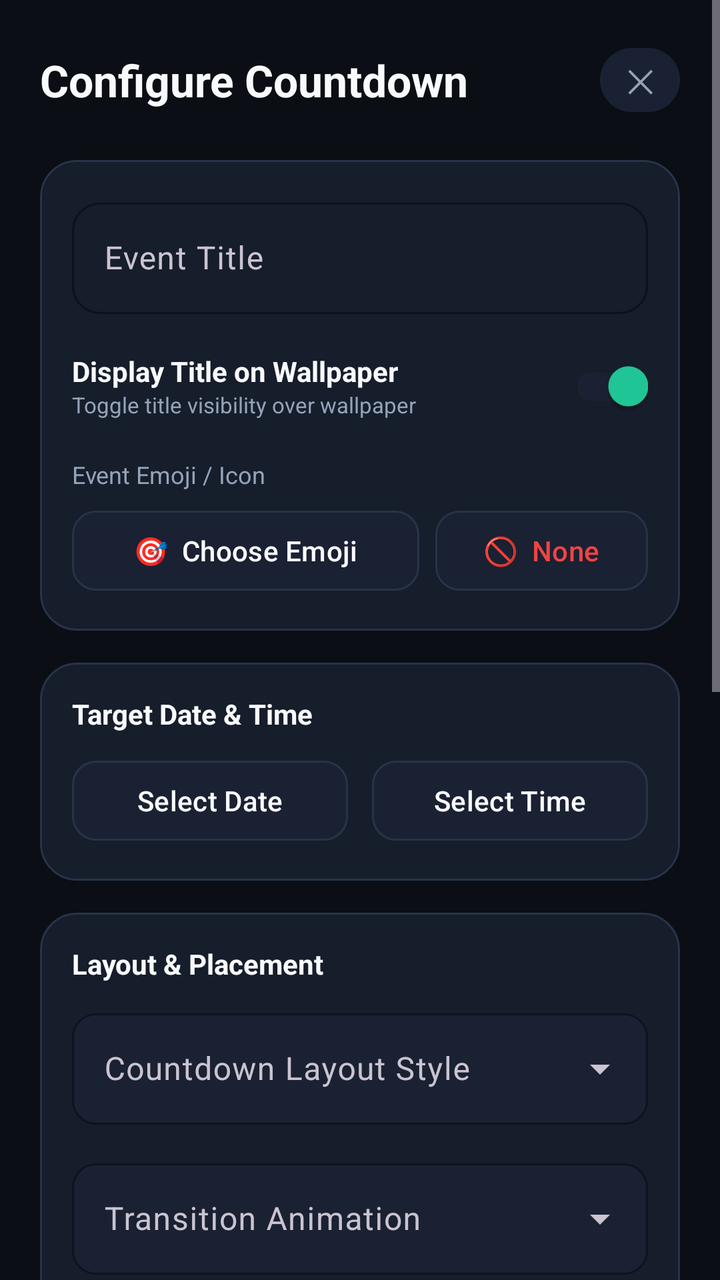
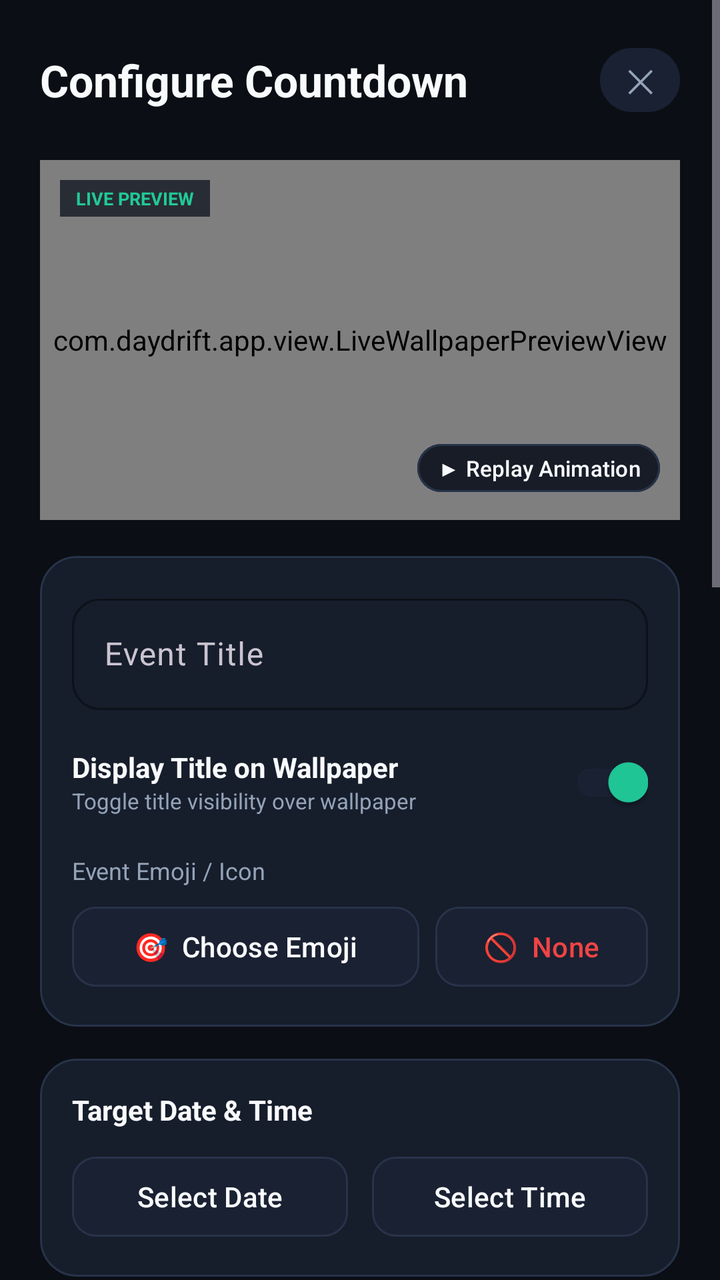

Compare the two renders of this Android layout. The source of the first and the diff that turns it into the second are given below.
<!-- AndroidManifest.xml: application theme Theme.DayDrift -->
<!-- res/layout/dialog_counter_editor.xml -->
<?xml version="1.0" encoding="utf-8"?>
<ScrollView xmlns:android="http://schemas.android.com/apk/res/android"
    xmlns:app="http://schemas.android.com/apk/res-auto"
    android:layout_width="match_parent"
    android:layout_height="match_parent"
    android:background="@color/bg_dark"
    android:fitsSystemWindows="true"
    android:fillViewport="true">

    <LinearLayout
        android:layout_width="match_parent"
        android:layout_height="wrap_content"
        android:orientation="vertical"
        android:padding="20dp">

        
        <LinearLayout
            android:layout_width="match_parent"
            android:layout_height="wrap_content"
            android:orientation="horizontal"
            android:gravity="center_vertical"
            android:layout_marginBottom="20dp">

            <TextView
                android:id="@+id/dialogTitle"
                android:layout_width="0dp"
                android:layout_height="wrap_content"
                android:layout_weight="1"
                android:text="Configure Countdown"
                android:textColor="@color/text_primary"
                android:textSize="22sp"
                android:textStyle="bold" />

            <com.google.android.material.button.MaterialButton
                android:id="@+id/btnCloseDialog"
                android:layout_width="40dp"
                android:layout_height="40dp"
                android:text="✕"
                android:textColor="@color/text_secondary"
                android:textSize="16sp"
                android:backgroundTint="@color/bg_surface_elevated"
                app:cornerRadius="20dp"
                android:padding="0dp" />
        </LinearLayout>

        
        <LinearLayout
            android:layout_width="match_parent"
            android:layout_height="wrap_content"
            android:orientation="vertical"
            android:background="@drawable/bg_card"
            android:padding="16dp"
            android:layout_marginBottom="16dp">

            <com.google.android.material.textfield.TextInputLayout
                android:layout_width="match_parent"
                android:layout_height="wrap_content"
                android:hint="Event Title"
                app:boxBackgroundColor="@color/bg_surface_card"
                app:boxStrokeColor="@color/primary"
                app:boxCornerRadiusTopStart="14dp"
                app:boxCornerRadiusTopEnd="14dp"
                app:boxCornerRadiusBottomStart="14dp"
                app:boxCornerRadiusBottomEnd="14dp"
                android:layout_marginBottom="12dp">

                <com.google.android.material.textfield.TextInputEditText
                    android:id="@+id/inputTitle"
                    android:layout_width="match_parent"
                    android:layout_height="wrap_content"
                    android:textColor="@color/text_primary"
                    android:maxLines="1" />
            </com.google.android.material.textfield.TextInputLayout>

            
            <LinearLayout
                android:layout_width="match_parent"
                android:layout_height="wrap_content"
                android:orientation="horizontal"
                android:gravity="center_vertical"
                android:layout_marginBottom="12dp">

                <LinearLayout
                    android:layout_width="0dp"
                    android:layout_height="wrap_content"
                    android:layout_weight="1"
                    android:orientation="vertical">

                    <TextView
                        android:layout_width="wrap_content"
                        android:layout_height="wrap_content"
                        android:text="Display Title on Wallpaper"
                        android:textColor="@color/text_primary"
                        android:textSize="14sp"
                        android:textStyle="bold" />

                    <TextView
                        android:layout_width="wrap_content"
                        android:layout_height="wrap_content"
                        android:text="Toggle title visibility over wallpaper"
                        android:textColor="@color/text_secondary"
                        android:textSize="11sp" />
                </LinearLayout>

                <com.google.android.material.switchmaterial.SwitchMaterial
                    android:id="@+id/switchShowTitle"
                    android:layout_width="wrap_content"
                    android:layout_height="wrap_content"
                    android:checked="true"
                    app:thumbTint="@color/primary"
                    app:trackTint="@color/bg_surface_elevated" />
            </LinearLayout>

            
            <TextView
                android:layout_width="wrap_content"
                android:layout_height="wrap_content"
                android:text="Event Emoji / Icon"
                android:textColor="@color/text_secondary"
                android:textSize="12sp"
                android:layout_marginBottom="6dp" />

            <LinearLayout
                android:layout_width="match_parent"
                android:layout_height="wrap_content"
                android:orientation="horizontal"
                android:gravity="center_vertical">

                <com.google.android.material.button.MaterialButton
                    android:id="@+id/btnEmojiPicker"
                    android:layout_width="0dp"
                    android:layout_height="wrap_content"
                    android:layout_weight="1"
                    android:text="🎯  Choose Emoji"
                    android:textAllCaps="false"
                    android:textColor="@color/text_primary"
                    android:backgroundTint="@color/bg_surface_elevated"
                    app:strokeColor="@color/border_card"
                    app:strokeWidth="1dp"
                    app:cornerRadius="12dp"
                    android:layout_marginEnd="8dp" />

                <com.google.android.material.button.MaterialButton
                    android:id="@+id/btnRemoveEmoji"
                    android:layout_width="wrap_content"
                    android:layout_height="wrap_content"
                    android:text="🚫  None"
                    android:textAllCaps="false"
                    android:textColor="@color/error"
                    android:backgroundTint="@color/bg_surface_elevated"
                    app:strokeColor="@color/border_card"
                    app:strokeWidth="1dp"
                    app:cornerRadius="12dp" />
            </LinearLayout>
        </LinearLayout>

        
        <LinearLayout
            android:layout_width="match_parent"
            android:layout_height="wrap_content"
            android:orientation="vertical"
            android:background="@drawable/bg_card"
            android:padding="16dp"
            android:layout_marginBottom="16dp">

            <TextView
                android:layout_width="wrap_content"
                android:layout_height="wrap_content"
                android:text="Target Date &amp; Time"
                android:textColor="@color/text_primary"
                android:textSize="14sp"
                android:textStyle="bold"
                android:layout_marginBottom="10dp" />

            <LinearLayout
                android:layout_width="match_parent"
                android:layout_height="wrap_content"
                android:orientation="horizontal">

                <com.google.android.material.button.MaterialButton
                    android:id="@+id/btnDatePicker"
                    android:layout_width="0dp"
                    android:layout_height="wrap_content"
                    android:layout_weight="1"
                    android:layout_marginEnd="6dp"
                    android:text="Select Date"
                    android:textAllCaps="false"
                    android:backgroundTint="@color/bg_surface_elevated"
                    android:textColor="@color/text_primary"
                    app:strokeColor="@color/border_card"
                    app:strokeWidth="1dp"
                    app:cornerRadius="12dp" />

                <com.google.android.material.button.MaterialButton
                    android:id="@+id/btnTimePicker"
                    android:layout_width="0dp"
                    android:layout_height="wrap_content"
                    android:layout_weight="1"
                    android:layout_marginStart="6dp"
                    android:text="Select Time"
                    android:textAllCaps="false"
                    android:backgroundTint="@color/bg_surface_elevated"
                    android:textColor="@color/text_primary"
                    app:strokeColor="@color/border_card"
                    app:strokeWidth="1dp"
                    app:cornerRadius="12dp" />
            </LinearLayout>
        </LinearLayout>

        
        <LinearLayout
            android:layout_width="match_parent"
            android:layout_height="wrap_content"
            android:orientation="vertical"
            android:background="@drawable/bg_card"
            android:padding="16dp"
            android:layout_marginBottom="16dp">

            <TextView
                android:layout_width="wrap_content"
                android:layout_height="wrap_content"
                android:text="Layout &amp; Placement"
                android:textColor="@color/text_primary"
                android:textSize="14sp"
                android:textStyle="bold"
                android:layout_marginBottom="10dp" />

            
            <com.google.android.material.textfield.TextInputLayout
                style="@style/Widget.Material3.TextInputLayout.OutlinedBox.ExposedDropdownMenu"
                android:layout_width="match_parent"
                android:layout_height="wrap_content"
                android:hint="Countdown Layout Style"
                app:boxBackgroundColor="@color/bg_surface_elevated"
                app:boxStrokeColor="@color/primary"
                app:boxCornerRadiusTopStart="12dp"
                app:boxCornerRadiusTopEnd="12dp"
                app:boxCornerRadiusBottomStart="12dp"
                app:boxCornerRadiusBottomEnd="12dp"
                android:layout_marginBottom="14dp">

                <AutoCompleteTextView
                    android:id="@+id/menuLayoutStyle"
                    android:layout_width="match_parent"
                    android:layout_height="wrap_content"
                    android:inputType="none"
                    android:textColor="@color/text_primary" />
            </com.google.android.material.textfield.TextInputLayout>

            
            <com.google.android.material.textfield.TextInputLayout
                style="@style/Widget.Material3.TextInputLayout.OutlinedBox.ExposedDropdownMenu"
                android:layout_width="match_parent"
                android:layout_height="wrap_content"
                android:hint="Transition Animation"
                app:boxBackgroundColor="@color/bg_surface_elevated"
                app:boxStrokeColor="@color/primary"
                app:boxCornerRadiusTopStart="12dp"
                app:boxCornerRadiusTopEnd="12dp"
                app:boxCornerRadiusBottomStart="12dp"
                app:boxCornerRadiusBottomEnd="12dp"
                android:layout_marginBottom="14dp">

                <AutoCompleteTextView
                    android:id="@+id/menuAnimationStyle"
                    android:layout_width="match_parent"
                    android:layout_height="wrap_content"
                    android:inputType="none"
                    android:textColor="@color/text_primary" />
            </com.google.android.material.textfield.TextInputLayout>

            
            <com.google.android.material.textfield.TextInputLayout
                style="@style/Widget.Material3.TextInputLayout.OutlinedBox.ExposedDropdownMenu"
                android:layout_width="match_parent"
                android:layout_height="wrap_content"
                android:hint="Position Preset"
                app:boxBackgroundColor="@color/bg_surface_elevated"
                app:boxStrokeColor="@color/primary"
                app:boxCornerRadiusTopStart="12dp"
                app:boxCornerRadiusTopEnd="12dp"
                app:boxCornerRadiusBottomStart="12dp"
                app:boxCornerRadiusBottomEnd="12dp"
                android:layout_marginBottom="14dp">

                <AutoCompleteTextView
                    android:id="@+id/menuPositionPreset"
                    android:layout_width="match_parent"
                    android:layout_height="wrap_content"
                    android:inputType="none"
                    android:textColor="@color/text_primary" />
            </com.google.android.material.textfield.TextInputLayout>

            
            <com.google.android.material.button.MaterialButton
                android:id="@+id/btnSelectFont"
                android:layout_width="match_parent"
                android:layout_height="wrap_content"
                android:text="Typography Font: Sans-Serif Bold (100+ Available)"
                android:textAllCaps="false"
                android:backgroundTint="@color/bg_surface_elevated"
                android:textColor="@color/text_primary"
                app:strokeColor="@color/border_card"
                app:strokeWidth="1dp"
                app:cornerRadius="12dp" />
        </LinearLayout>

        
        <LinearLayout
            android:layout_width="match_parent"
            android:layout_height="wrap_content"
            android:orientation="vertical"
            android:background="@drawable/bg_card"
            android:padding="16dp"
            android:layout_marginBottom="24dp">

            <TextView
                android:layout_width="wrap_content"
                android:layout_height="wrap_content"
                android:text="Color &amp; Gradient Engine"
                android:textColor="@color/text_primary"
                android:textSize="14sp"
                android:textStyle="bold"
                android:layout_marginBottom="10dp" />

            
            <com.google.android.material.textfield.TextInputLayout
                style="@style/Widget.Material3.TextInputLayout.OutlinedBox.ExposedDropdownMenu"
                android:layout_width="match_parent"
                android:layout_height="wrap_content"
                android:hint="Digit Color Format"
                app:boxBackgroundColor="@color/bg_surface_elevated"
                app:boxStrokeColor="@color/primary"
                app:boxCornerRadiusTopStart="12dp"
                app:boxCornerRadiusTopEnd="12dp"
                app:boxCornerRadiusBottomStart="12dp"
                app:boxCornerRadiusBottomEnd="12dp"
                android:layout_marginBottom="12dp">

                <AutoCompleteTextView
                    android:id="@+id/menuColorFormat"
                    android:layout_width="match_parent"
                    android:layout_height="wrap_content"
                    android:inputType="none"
                    android:textColor="@color/text_primary" />
            </com.google.android.material.textfield.TextInputLayout>

            
            <com.google.android.material.button.MaterialButton
                android:id="@+id/btnSolidCountColor"
                android:layout_width="match_parent"
                android:layout_height="wrap_content"
                android:text="Choose Solid Color"
                android:textAllCaps="false"
                android:textColor="@color/white"
                app:cornerRadius="12dp"
                android:visibility="gone"
                android:layout_marginBottom="12dp" />

            
            <LinearLayout
                android:id="@+id/layoutCountGradientOptions"
                android:layout_width="match_parent"
                android:layout_height="wrap_content"
                android:orientation="vertical">

                <TextView
                    android:id="@+id/tvCountGradAngle"
                    android:layout_width="wrap_content"
                    android:layout_height="wrap_content"
                    android:text="Gradient Angle: 45°"
                    android:textColor="@color/text_secondary"
                    android:textSize="12sp" />

                <com.google.android.material.slider.Slider
                    android:id="@+id/sliderCountGradAngle"
                    android:layout_width="match_parent"
                    android:layout_height="wrap_content"
                    android:valueFrom="0"
                    android:valueTo="360"
                    android:value="45"
                    android:stepSize="15"
                    app:thumbColor="@color/primary"
                    app:trackColorActive="@color/primary" />

                <LinearLayout
                    android:layout_width="match_parent"
                    android:layout_height="wrap_content"
                    android:orientation="horizontal"
                    android:layout_marginTop="4dp">

                    <com.google.android.material.button.MaterialButton
                        android:id="@+id/btnCountStartColor"
                        android:layout_width="0dp"
                        android:layout_height="wrap_content"
                        android:layout_weight="1"
                        android:layout_marginEnd="6dp"
                        android:text="Start Color"
                        android:textAllCaps="false"
                        android:textColor="@color/white"
                        app:cornerRadius="12dp" />

                    <com.google.android.material.button.MaterialButton
                        android:id="@+id/btnCountEndColor"
                        android:layout_width="0dp"
                        android:layout_height="wrap_content"
                        android:layout_weight="1"
                        android:layout_marginStart="6dp"
                        android:text="End Color"
                        android:textAllCaps="false"
                        android:textColor="@color/white"
                        app:cornerRadius="12dp" />
                </LinearLayout>
            </LinearLayout>

        </LinearLayout>

        
        <LinearLayout
            android:layout_width="match_parent"
            android:layout_height="wrap_content"
            android:orientation="horizontal"
            android:layout_marginBottom="24dp">

            <com.google.android.material.button.MaterialButton
                android:id="@+id/btnCancel"
                android:layout_width="0dp"
                android:layout_height="52dp"
                android:layout_weight="1"
                android:layout_marginEnd="8dp"
                android:text="Cancel"
                android:textAllCaps="false"
                android:backgroundTint="@color/bg_surface_elevated"
                android:textColor="@color/text_secondary"
                app:strokeColor="@color/border_card"
                app:strokeWidth="1dp"
                app:cornerRadius="14dp" />

            <com.google.android.material.button.MaterialButton
                android:id="@+id/btnSave"
                android:layout_width="0dp"
                android:layout_height="52dp"
                android:layout_weight="2"
                android:layout_marginStart="8dp"
                android:text="Save Countdown"
                android:textAllCaps="false"
                android:textStyle="bold"
                android:backgroundTint="@color/primary"
                android:textColor="@color/bg_dark"
                app:cornerRadius="14dp" />
        </LinearLayout>

    </LinearLayout>
</ScrollView>
<!-- resources referenced by this layout -->
<resources>
  <color name="bg_dark">#0B0E14</color>
  <color name="bg_surface_card">#161D2B</color>
  <color name="bg_surface_elevated">#1A2132</color>
  <color name="border_card">#273349</color>
  <color name="error">#EF4444</color>
  <color name="primary">#21C998</color>
  <color name="text_primary">#F8FAFC</color>
  <color name="text_secondary">#94A3B8</color>
  <color name="white">#FFFFFF</color>
  <!-- drawable bg_card (drawable) -->
  <?xml version="1.0" encoding="utf-8"?>
  <shape xmlns:android="http://schemas.android.com/apk/res/android"
      android:shape="rectangle">
      <solid android:color="@color/bg_surface_card" />
      <stroke android:width="1dp" android:color="@color/border_card" />
      <corners android:radius="18dp" />
  </shape>
  <style name="Theme.DayDrift" parent="Theme.Material3.Dark.NoActionBar">
          <item name="colorPrimary">@color/primary</item>
          <item name="colorPrimaryVariant">@color/primary_variant</item>
          <item name="colorSecondary">@color/secondary</item>
          <item name="colorSecondaryVariant">@color/secondary_variant</item>
          <item name="android:windowBackground">@color/bg_dark</item>
          <item name="android:colorBackground">@color/bg_dark</item>
          <item name="colorSurface">@color/bg_surface</item>
          <item name="colorSurfaceVariant">@color/bg_surface_card</item>
          <item name="colorOnSurface">@color/text_primary</item>
          <item name="colorOnPrimary">@color/bg_dark</item>
          <item name="android:statusBarColor">@color/bg_dark</item>
          <item name="android:navigationBarColor">@color/bg_dark</item>
          <item name="android:windowLightStatusBar">false</item>
          <item name="android:windowAnimationStyle">@style/DayDriftAnimation.Activity</item>
      </style>
  <color name="primary_variant">#16A37A</color>
  <color name="secondary">#6366F1</color>
  <color name="secondary_variant">#4F46E5</color>
  <color name="bg_surface">#131824</color>
  <style name="DayDriftAnimation.Activity" parent="@android:style/Animation.Activity">
          <item name="android:activityOpenEnterAnimation">@anim/slide_in_right</item>
          <item name="android:activityOpenExitAnimation">@anim/slide_out_left</item>
          <item name="android:activityCloseEnterAnimation">@anim/slide_in_left</item>
          <item name="android:activityCloseExitAnimation">@anim/slide_out_right</item>
      </style>
</resources>

<!-- the commit's change to res/layout/dialog_counter_editor.xml (unified diff, before → after) -->
@@ -44,6 +44,56 @@
         </LinearLayout>
 
         
+        <FrameLayout
+            android:id="@+id/editorPreviewCard"
+            android:layout_width="match_parent"
+            android:layout_height="180dp"
+            android:background="@drawable/bg_card"
+            android:layout_marginBottom="18dp"
+            android:clipChildren="true"
+            android:clipToPadding="true">
+
+            <com.daydrift.app.view.LiveWallpaperPreviewView
+                android:id="@+id/editorPreviewView"
+                android:layout_width="match_parent"
+                android:layout_height="match_parent" />
+
+            <TextView
+                android:layout_width="wrap_content"
+                android:layout_height="wrap_content"
+                android:text="LIVE PREVIEW"
+                android:textSize="9sp"
+                android:textStyle="bold"
+                android:textColor="@color/primary"
+                android:background="#CC131824"
+                android:paddingStart="8dp"
+                android:paddingEnd="8dp"
+                android:paddingTop="3dp"
+                android:paddingBottom="3dp"
+                android:layout_gravity="top|start"
+                android:layout_margin="10dp" />
+
+            <com.google.android.material.button.MaterialButton
+                android:id="@+id/btnTestAnimation"
+                android:layout_width="wrap_content"
+                android:layout_height="32dp"
+                android:text="▶ Replay Animation"
+                android:textAllCaps="false"
+                android:textSize="11sp"
+                android:backgroundTint="#CC131824"
+                android:textColor="@color/text_primary"
+                app:strokeColor="@color/border_card"
+                app:strokeWidth="1dp"
+                app:cornerRadius="12dp"
+                android:layout_gravity="bottom|end"
+                android:layout_margin="10dp"
+                android:paddingStart="10dp"
+                android:paddingEnd="10dp"
+                android:paddingTop="0dp"
+                android:paddingBottom="0dp" />
+        </FrameLayout>
+
+        
         <LinearLayout
             android:layout_width="match_parent"
             android:layout_height="wrap_content"
@@ -216,14 +266,39 @@
             android:padding="16dp"
             android:layout_marginBottom="16dp">
 
-            <TextView
-                android:layout_width="wrap_content"
-                android:layout_height="wrap_content"
-                android:text="Layout &amp; Placement"
-                android:textColor="@color/text_primary"
-                android:textSize="14sp"
-                android:textStyle="bold"
-                android:layout_marginBottom="10dp" />
+            <LinearLayout
+                android:layout_width="match_parent"
+                android:layout_height="wrap_content"
+                android:orientation="horizontal"
+                android:gravity="center_vertical"
+                android:layout_marginBottom="10dp">
+
+                <TextView
+                    android:layout_width="0dp"
+                    android:layout_height="wrap_content"
+                    android:layout_weight="1"
+                    android:text="Layout &amp; Placement"
+                    android:textColor="@color/text_primary"
+                    android:textSize="14sp"
+                    android:textStyle="bold" />
+
+                <com.google.android.material.button.MaterialButton
+                    android:id="@+id/btnBrowseLayouts"
+                    android:layout_width="wrap_content"
+                    android:layout_height="32dp"
+                    android:text="Visual Cards ⤢"
+                    android:textAllCaps="false"
+                    android:textSize="11sp"
+                    android:backgroundTint="@color/bg_surface_elevated"
+                    android:textColor="@color/primary"
+                    app:strokeColor="@color/border_card"
+                    app:strokeWidth="1dp"
+                    app:cornerRadius="12dp"
+                    android:paddingStart="10dp"
+                    android:paddingEnd="10dp"
+                    android:paddingTop="0dp"
+                    android:paddingBottom="0dp" />
+            </LinearLayout>
 
             
             <com.google.android.material.textfield.TextInputLayout
